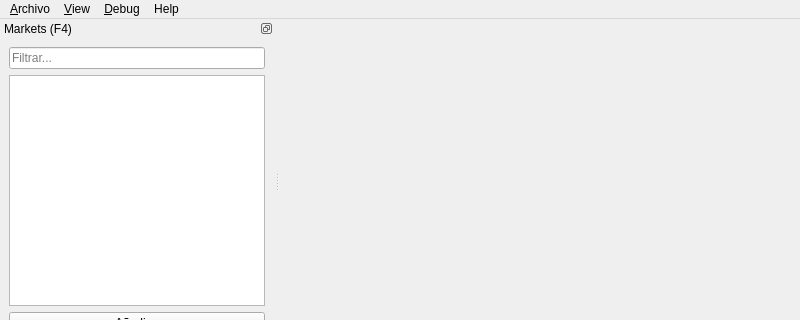
Qt form mainwindow.ui (katmai1/qtradingview2) before a commit; both pictures show x 0 to 800 and y 0 to 320 of the 800 by 600 pixel window.
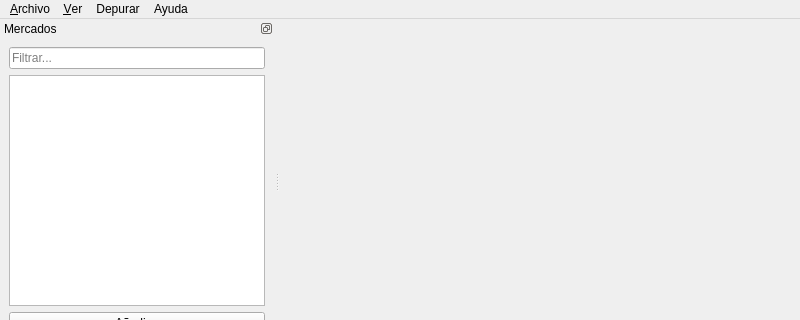
The same form after that commit. Icons and pictures are not drawn. Custom widgets are drawn as their Qt base class.

```diff
--- a/mainwindow.ui
+++ b/mainwindow.ui
@@ -54,7 +54,7 @@
    </property>
    <widget class="QMenu" name="menuView">
     <property name="title">
-     <string>&amp;View</string>
+     <string>&amp;Ver</string>
     </property>
     <addaction name="actionMarkets"/>
     <addaction name="separator"/>
@@ -71,7 +71,7 @@
    </widget>
    <widget class="QMenu" name="menuDebug">
     <property name="title">
-     <string>&amp;Debug</string>
+     <string>Depurar</string>
     </property>
     <addaction name="separator"/>
     <addaction name="actionjavascript"/>
@@ -79,7 +79,7 @@
    </widget>
    <widget class="QMenu" name="menuHelp">
     <property name="title">
-     <string>Help</string>
+     <string>Ayuda</string>
     </property>
     <addaction name="actionAbout"/>
    </widget>
@@ -112,7 +112,7 @@
     <set>Qt::LeftDockWidgetArea|Qt::RightDockWidgetArea</set>
    </property>
    <property name="windowTitle">
-    <string>Markets (F4)</string>
+    <string>Mercados</string>
    </property>
    <attribute name="dockWidgetArea">
     <number>1</number>
```
Left out of the diff: 35 changed lines with no effect on the pictures.
